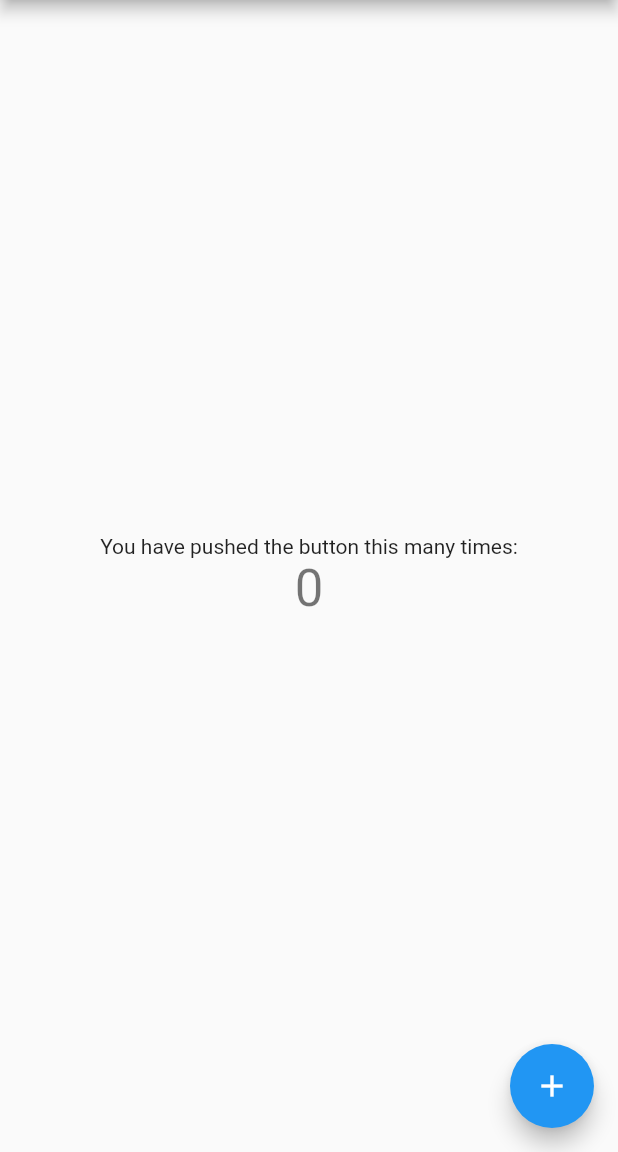
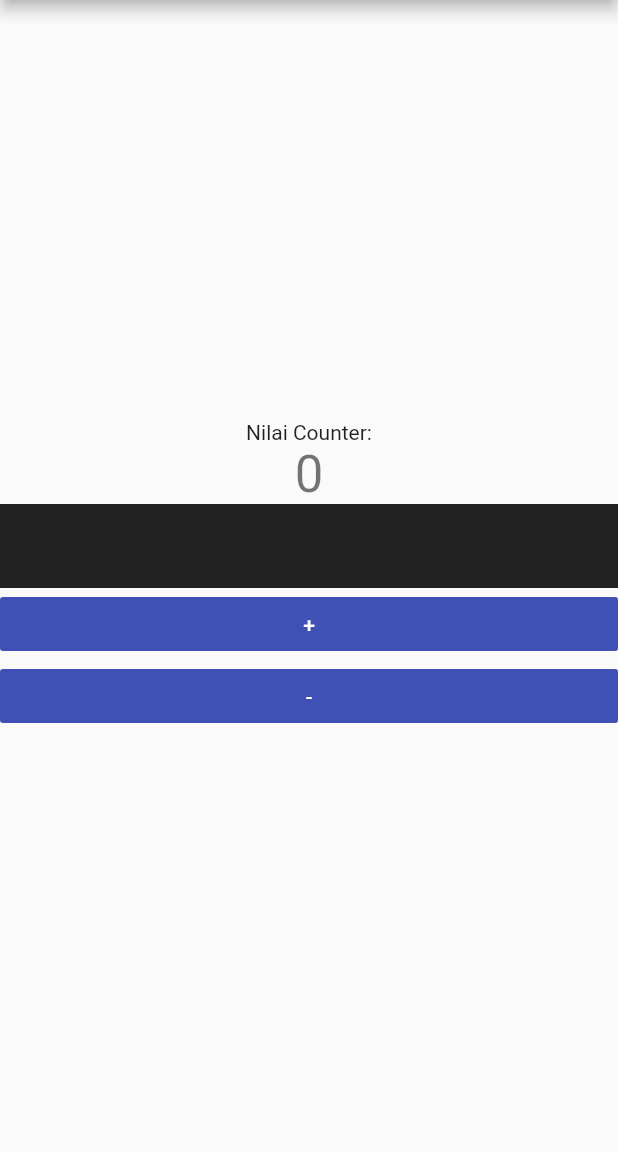
Before and after one commit to cattoMeow/PTM4, a Flutter app: the screen it shows after launch, on a phone screen of 412 x 824 dp, the part 84-1236 px from its top. Run offline on Flutter 3.47's test engine with Material 2 defaults, Android fonts, the phone set to English and light mode, and no system bars.

Commit message:
adding increment-decrement
based on flutter demo homepage

```diff
--- a/lib/main.dart
+++ b/lib/main.dart
@@ -11,19 +11,7 @@ class MyApp extends StatelessWidget {
     return MaterialApp(
       title: 'Flutter Demo',
       theme: ThemeData(
-        // This is the theme of your application.
-        //
-        // Try running your application with "flutter run". You'll see the
-        // application has a blue toolbar. Then, without quitting the app, try
-        // changing the primarySwatch below to Colors.green and then invoke
-        // "hot reload" (press "r" in the console where you ran "flutter run",
-        // or simply save your changes to "hot reload" in a Flutter IDE).
-        // Notice that the counter didn't reset back to zero; the application
-        // is not restarted.
         primarySwatch: Colors.blue,
-        // This makes the visual density adapt to the platform that you run
-        // the app on. For desktop platforms, the controls will be smaller and
-        // closer together (more dense) than on mobile platforms.
         visualDensity: VisualDensity.adaptivePlatformDensity,
       ),
       home: MyHomePage(title: 'Flutter Demo Home Page'),
@@ -33,18 +21,7 @@ class MyApp extends StatelessWidget {
 
 class MyHomePage extends StatefulWidget {
   MyHomePage({Key key, this.title}) : super(key: key);
-
-  // This widget is the home page of your application. It is stateful, meaning
-  // that it has a State object (defined below) that contains fields that affect
-  // how it looks.
-
-  // This class is the configuration for the state. It holds the values (in this
-  // case the title) provided by the parent (in this case the App widget) and
-  // used by the build method of the State. Fields in a Widget subclass are
-  // always marked "final".
-
   final String title;
-
   @override
   _MyHomePageState createState() => _MyHomePageState();
 }
@@ -54,51 +31,31 @@ class _MyHomePageState extends State<MyHomePage> {
 
   void _incrementCounter() {
     setState(() {
-      // This call to setState tells the Flutter framework that something has
-      // changed in this State, which causes it to rerun the build method below
-      // so that the display can reflect the updated values. If we changed
-      // _counter without calling setState(), then the build method would not be
-      // called again, and so nothing would appear to happen.
       _counter++;
+    });
+  }
+
+  void _decrementCounter() {
+    setState(() {
+      _counter--;
     });
   }
 
   @override
   Widget build(BuildContext context) {
-    // This method is rerun every time setState is called, for instance as done
-    // by the _incrementCounter method above.
-    //
-    // The Flutter framework has been optimized to make rerunning build methods
-    // fast, so that you can just rebuild anything that needs updating rather
-    // than having to individually change instances of widgets.
     return Scaffold(
       appBar: AppBar(
-        // Here we take the value from the MyHomePage object that was created by
-        // the App.build method, and use it to set our appbar title.
         title: Text(widget.title),
       ),
-      body: Center(
-        // Center is a layout widget. It takes a single child and positions it
-        // in the middle of the parent.
-        child: Column(
-          // Column is also a layout widget. It takes a list of children and
-          // arranges them vertically. By default, it sizes itself to fit its
-          // children horizontally, and tries to be as tall as its parent.
-          //
-          // Invoke "debug painting" (press "p" in the console, choose the
-          // "Toggle Debug Paint" action from the Flutter Inspector in Android
-          // Studio, or the "Toggle Debug Paint" command in Visual Studio Code)
-          // to see the wireframe for each widget.
-          //
-          // Column has various properties to control how it sizes itself and
-          // how it positions its children. Here we use mainAxisAlignment to
-          // center the children vertically; the main axis here is the vertical
-          // axis because Columns are vertical (the cross axis would be
-          // horizontal).
+      body: Column(
+        mainAxisAlignment: MainAxisAlignment.center,
+        crossAxisAlignment: CrossAxisAlignment.stretch,
+        children: <Widget>[
+          Column(
             mainAxisAlignment: MainAxisAlignment.center,
             children: <Widget>[
               Text(
-              'You have pushed the button this many times:',
+                'Nilai Counter:',
               ),
               Text(
                 '$_counter',
@@ -106,12 +63,30 @@ class _MyHomePageState extends State<MyHomePage> {
               ),
             ],
           ),
+          Container(
+            padding: EdgeInsets.all(20.0),
+            color: Colors.black87,
+            child: Text(
+              "",
+              style: TextStyle(color: Colors.white),
             ),
-      floatingActionButton: FloatingActionButton(
+          ),
+          Container(
+            child: FlatButton(
               onPressed: _incrementCounter,
-        tooltip: 'Increment',
-        child: Icon(Icons.add),
-      ), // This trailing comma makes auto-formatting nicer for build methods.
+              child: Text('+', style: TextStyle(color: Colors.white)),
+              color: Colors.indigo,
+            ),
+          ),
+          Container(
+            child: FlatButton(
+              onPressed: _decrementCounter,
+              child: Text('-', style: TextStyle(color: Colors.white)),
+              color: Colors.indigo,
+            ),
+          )
+        ],
+      ),
     );
   }
 }
```
Lines whose indentation alone changed are shown as unchanged.
